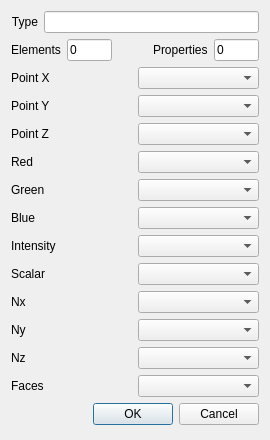
First picture: the form in qCC/ui_templates/openPlyFileDlg.ui, repository CloudCompare/CloudCompare, before the edit.
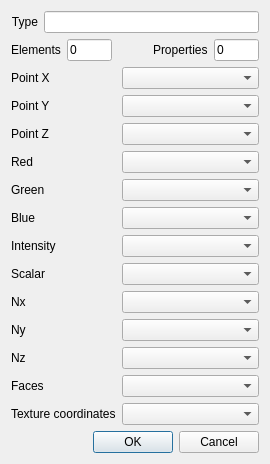
Second picture: the form after the edit.

Commit message: Ply file associated with a texture file (keyword 'TextureFile' in comments) are now supported

Patch:
```diff
--- a/qCC/ui_templates/openPlyFileDlg.ui
+++ b/qCC/ui_templates/openPlyFileDlg.ui
@@ -13,22 +13,10 @@
     <height>440</height>
    </rect>
   </property>
-  <property name="minimumSize">
-   <size>
-    <width>270</width>
-    <height>440</height>
-   </size>
-  </property>
-  <property name="maximumSize">
-   <size>
-    <width>270</width>
-    <height>440</height>
-   </size>
-  </property>
   <property name="windowTitle">
    <string>Ply File Open</string>
   </property>
-  <layout class="QVBoxLayout">
+  <layout class="QVBoxLayout" name="verticalLayout">
    <item>
     <layout class="QHBoxLayout">
      <item>
@@ -120,171 +108,137 @@
     </layout>
    </item>
    <item>
-    <layout class="QHBoxLayout">
-     <item>
+    <layout class="QFormLayout" name="formLayout">
+     <item row="0" column="0">
       <widget class="QLabel" name="label_4">
        <property name="text">
         <string>Point X</string>
        </property>
       </widget>
      </item>
-     <item>
+     <item row="0" column="1">
       <widget class="QComboBox" name="xComboBox"/>
      </item>
-    </layout>
-   </item>
-   <item>
-    <layout class="QHBoxLayout">
-     <item>
+     <item row="1" column="0">
       <widget class="QLabel" name="label_5">
        <property name="text">
         <string>Point Y</string>
        </property>
       </widget>
      </item>
-     <item>
+     <item row="1" column="1">
       <widget class="QComboBox" name="yComboBox"/>
      </item>
-    </layout>
-   </item>
-   <item>
-    <layout class="QHBoxLayout">
-     <item>
+     <item row="2" column="0">
       <widget class="QLabel" name="label_6">
        <property name="text">
         <string>Point Z</string>
        </property>
       </widget>
      </item>
-     <item>
+     <item row="2" column="1">
       <widget class="QComboBox" name="zComboBox"/>
      </item>
-    </layout>
-   </item>
-   <item>
-    <layout class="QHBoxLayout">
-     <item>
+     <item row="3" column="0">
       <widget class="QLabel" name="label_7">
        <property name="text">
         <string>Red</string>
        </property>
       </widget>
      </item>
-     <item>
+     <item row="3" column="1">
       <widget class="QComboBox" name="rComboBox"/>
      </item>
-    </layout>
-   </item>
-   <item>
-    <layout class="QHBoxLayout">
-     <item>
+     <item row="4" column="0">
       <widget class="QLabel" name="label_8">
        <property name="text">
         <string>Green</string>
        </property>
       </widget>
      </item>
-     <item>
+     <item row="4" column="1">
       <widget class="QComboBox" name="gComboBox"/>
      </item>
-    </layout>
-   </item>
-   <item>
-    <layout class="QHBoxLayout">
-     <item>
+     <item row="5" column="0">
       <widget class="QLabel" name="label_9">
        <property name="text">
         <string>Blue</string>
        </property>
       </widget>
      </item>
-     <item>
+     <item row="5" column="1">
       <widget class="QComboBox" name="bComboBox"/>
      </item>
-    </layout>
-   </item>
-   <item>
-    <layout class="QHBoxLayout">
-     <item>
+     <item row="6" column="0">
       <widget class="QLabel" name="label_10">
        <property name="text">
         <string>Intensity</string>
        </property>
       </widget>
      </item>
-     <item>
+     <item row="6" column="1">
       <widget class="QComboBox" name="iComboBox"/>
      </item>
-    </layout>
-   </item>
-   <item>
-    <layout class="QHBoxLayout">
-     <item>
+     <item row="7" column="0">
       <widget class="QLabel" name="label_11">
        <property name="text">
         <string>Scalar</string>
        </property>
       </widget>
      </item>
-     <item>
+     <item row="7" column="1">
       <widget class="QComboBox" name="sfComboBox"/>
      </item>
-    </layout>
-   </item>
-   <item>
-    <layout class="QHBoxLayout">
-     <item>
+     <item row="8" column="0">
       <widget class="QLabel" name="label_12">
        <property name="text">
         <string>Nx</string>
        </property>
       </widget>
      </item>
-     <item>
+     <item row="8" column="1">
       <widget class="QComboBox" name="nxComboBox"/>
      </item>
-    </layout>
-   </item>
-   <item>
-    <layout class="QHBoxLayout">
-     <item>
+     <item row="9" column="0">
       <widget class="QLabel" name="label_13">
        <property name="text">
         <string>Ny</string>
        </property>
       </widget>
      </item>
-     <item>
+     <item row="9" column="1">
       <widget class="QComboBox" name="nyComboBox"/>
      </item>
-    </layout>
-   </item>
-   <item>
-    <layout class="QHBoxLayout">
-     <item>
+     <item row="10" column="0">
       <widget class="QLabel" name="label_14">
        <property name="text">
         <string>Nz</string>
        </property>
       </widget>
      </item>
-     <item>
+     <item row="10" column="1">
       <widget class="QComboBox" name="nzComboBox"/>
      </item>
-    </layout>
-   </item>
-   <item>
-    <layout class="QHBoxLayout">
-     <item>
+     <item row="11" column="0">
       <widget class="QLabel" name="label_15">
        <property name="text">
         <string>Faces</string>
        </property>
       </widget>
      </item>
-     <item>
+     <item row="11" column="1">
       <widget class="QComboBox" name="facesComboBox"/>
      </item>
+     <item row="12" column="0">
+      <widget class="QLabel" name="label_16">
+       <property name="text">
+        <string>Texture coordinates</string>
+       </property>
+      </widget>
+     </item>
+     <item row="12" column="1">
+      <widget class="QComboBox" name="textCoordsComboBox"/>
+     </item>
     </layout>
    </item>
    <item>
```
Left out of the diff: 2 changed lines with no effect on the pictures. The commit also changes 4 other files.
